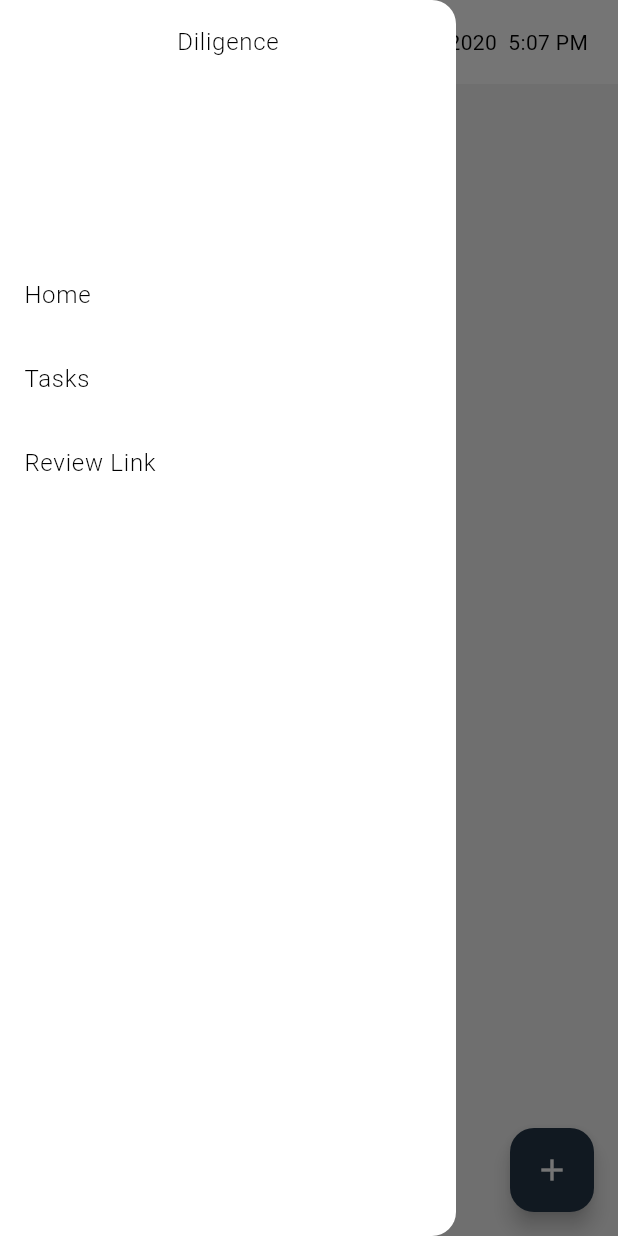
After one commit to asartalo/diligence, a Flutter app: the TasksPage screen opened by its route, with the side drawer open, on a phone screen of 412 x 824 dp. The commit adds this screen. Run offline on Flutter 3.47's test engine with Material 3 defaults, Android fonts, the light colour scheme and no system bars; our stand-ins replace bloc, equatable, fl_chart, flutter_bloc, flutter_dotenv, flutter_markdown; missing offline and left inert: sqlite_async.

Commit message:
feat: tasks page

```diff
--- a/lib/app.dart
+++ b/lib/app.dart
@@ -2,8 +2,9 @@ import 'package:flutter/material.dart';
 import 'package:provider/provider.dart';
 
 import 'diligence_container.dart';
-import 'ui/screens/home_page.dart';
-import 'ui/screens/review.dart';
+import 'ui/screens/home/home_page.dart';
+import 'ui/screens/review/review_page.dart';
+import 'ui/screens/tasks_page.dart';
 import 'ui/theme.dart';
 
 final diligenceTheme = DiligenceTheme.createThemeData();
@@ -23,7 +24,8 @@ class DiligenceApp extends StatelessWidget {
         theme: diligenceTheme,
         initialRoute: '/',
         routes: {
-          '/': (context) => const MyHomePage(),
+          '/': (context) => const HomePage(),
+          '/tasks': (context) => const TasksPage(),
           '/review': (context) => const ReviewPage(title: 'Diligence'),
         },
       ),
--- a/lib/ui/components/app_bar.dart
+++ b/lib/ui/components/app_bar.dart
@@ -1,4 +1,6 @@
 import 'package:flutter/material.dart';
+
+import '../keys.dart' as keys;
 
 AppBar appBar(BuildContext context, String title) {
   final theme = Theme.of(context);
@@ -9,7 +11,7 @@ AppBar appBar(BuildContext context, String title) {
   );
   return AppBar(
     leading: IconButton(
-      key: const Key('appBarMenuButton'),
+      key: keys.appBarMenuButton,
       icon: Icon(
         Icons.menu,
         color: theme.textTheme.bodyLarge!.color,
--- /dev/null
+++ b/lib/ui/components/diligence_drawer.dart
@@ -0,0 +1,41 @@
+import 'package:flutter/material.dart';
+
+import '../keys.dart' as keys;
+
+class DiligenceDrawer extends StatelessWidget {
+  const DiligenceDrawer({super.key});
+
+  @override
+  Widget build(BuildContext context) => Drawer(
+        child: SingleChildScrollView(
+          child: Column(
+            children: [
+              const DrawerHeader(
+                child: Text('Diligence'),
+              ),
+              ListTile(
+                key: keys.drawerLinkHome,
+                title: const Text('Home'),
+                onTap: () {
+                  Navigator.of(context).pushReplacementNamed('/');
+                },
+              ),
+              ListTile(
+                key: keys.drawerLinkTasks,
+                title: const Text('Tasks'),
+                onTap: () {
+                  Navigator.of(context).pushReplacementNamed('/tasks');
+                },
+              ),
+              ListTile(
+                key: keys.drawerLinkReview,
+                title: const Text('Review Link'),
+                onTap: () {
+                  Navigator.of(context).pushReplacementNamed('/review');
+                },
+              ),
+            ],
+          ),
+        ),
+      );
+}
--- /dev/null
+++ b/lib/ui/keys.dart
@@ -0,0 +1,8 @@
+import 'package:flutter/foundation.dart';
+
+const Key appBarMenuButton = Key('appBarMenuButton');
+
+// Drawer
+const Key drawerLinkHome = Key('drawerLinkHome');
+const Key drawerLinkTasks = Key('drawerLinkTasks');
+const Key drawerLinkReview = Key('drawerLinkReview');
--- a/lib/ui/screens/home_page.dart
+++ b/lib/ui/screens/tasks_page.dart
@@ -4,14 +4,14 @@ import '../../models/new_task.dart';
 import '../../models/task.dart';
 import '../components/common_screen.dart';
 
-class MyHomePage extends StatefulWidget {
-  const MyHomePage({super.key});
+class TasksPage extends StatefulWidget {
+  const TasksPage({super.key});
 
   @override
-  State<MyHomePage> createState() => _MyHomePageState();
+  State<TasksPage> createState() => _TasksPageState();
 }
 
-class _MyHomePageState extends State<MyHomePage> {
+class _TasksPageState extends State<TasksPage> {
   late List<Task> _tasks;
 
   @override
@@ -23,7 +23,7 @@ class _MyHomePageState extends State<MyHomePage> {
   @override
   Widget build(BuildContext context) {
     return CommonScreen(
-        title: 'Diligence',
+        title: 'Tasks',
         floatingActionButton: FloatingActionButton(
           onPressed: () async {
             final newTask = await TaskDialog.open(context, NewTask());
```
Also changed, not shown: lib/ui/components/common_screen.dart (+2 -32 lines), lib/ui/screens/home/home_page.dart (added, +19 -0 lines), lib/ui/screens/review/review_page.dart (renamed from lib/ui/screens/review.dart, +10 -10 lines).
